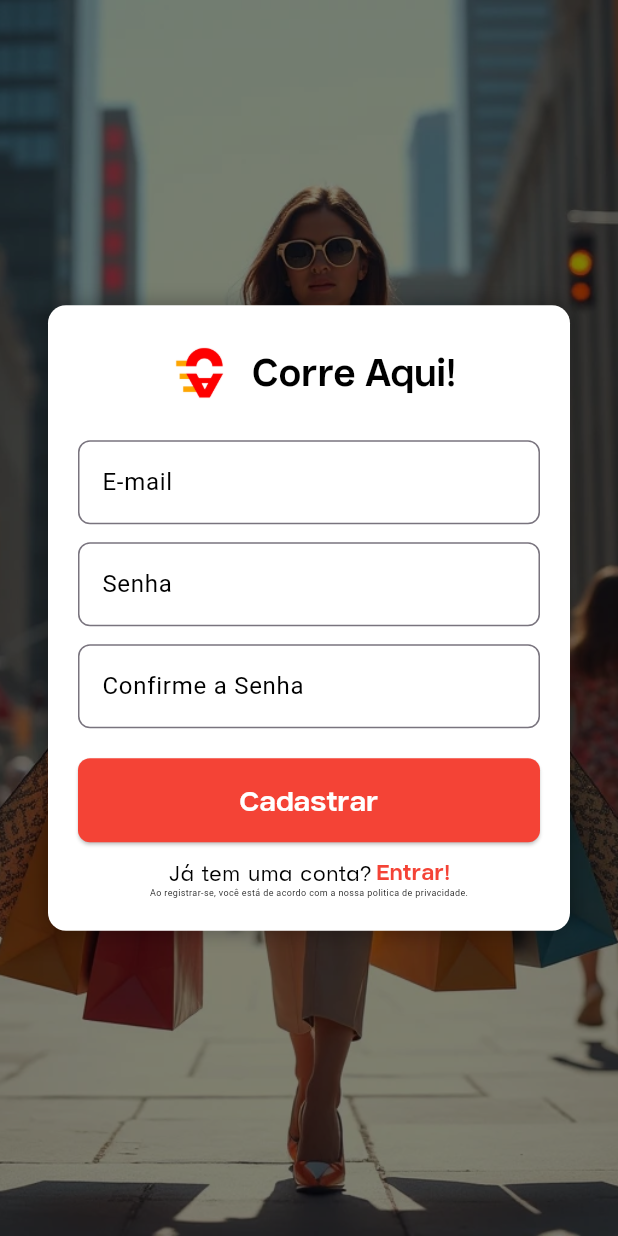
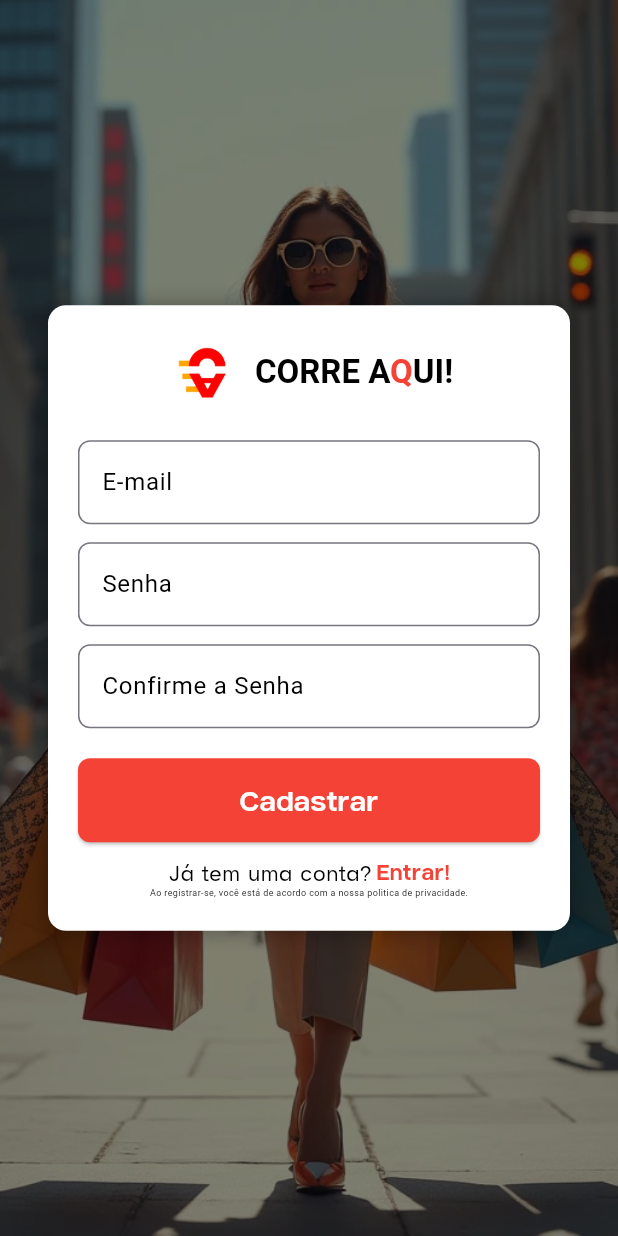
Before and after one commit to giovaneneves7/Corre-Aqui-App, a Flutter app: the screen it shows after launch, after a tap on "Não tem uma conta?", on a phone screen of 412 x 824 dp. Run offline on Flutter 3.47's test engine with Material 3 defaults, Android fonts, the phone set to English and light mode, and no system bars; our stand-ins replace cached_network_image, carousel_slider, geolocator, get, get_storage, google_maps_flutter and 3 more; missing offline and left inert: supabase_auth_ui; accounts and stored records are empty; network calls fail.

Commit message:
Update: atualiza logo da tela de auth

```diff
--- /dev/null
+++ b/lib/common/widgets/horizontal_logo_widget.dart
@@ -0,0 +1,35 @@
+import 'package:corre_aqui/util/images.dart';
+import 'package:corre_aqui/util/styles.dart';
+import 'package:flutter/material.dart';
+
+class HorizontalLogoWidget extends StatelessWidget {
+  const HorizontalLogoWidget({super.key});
+
+  @override
+  Widget build(BuildContext context) {
+    return Row(
+      mainAxisAlignment: MainAxisAlignment.center,
+      children: [
+        Image.asset(
+          Images.logo,
+          width: 50,
+          height: 50,
+        ),
+        const SizedBox(width: 10),
+        RichText(
+          text: TextSpan(
+            style: primaryBold.copyWith(fontSize: 22),
+            children: const [
+              TextSpan(text: 'CORRE A', style: TextStyle(color: Colors.black)),
+              TextSpan(
+                text: 'Q',
+                style: TextStyle(color: Colors.red),
+              ),
+              TextSpan(text: 'UI!', style: TextStyle(color: Colors.black)),
+            ],
+          ),
+        ),
+      ],
+    );
+  }
+}
--- a/lib/features/auth/screens/register_screen.dart
+++ b/lib/features/auth/screens/register_screen.dart
@@ -1,3 +1,4 @@
+import 'package:corre_aqui/common/widgets/horizontal_logo_widget.dart';
 import 'package:corre_aqui/features/auth/domain/services/auth_service.dart';
 import 'package:corre_aqui/helper/route_helper.dart';
 import 'package:corre_aqui/util/images.dart';
@@ -127,21 +128,7 @@ class _RegisterScreenState extends State<RegisterScreen> {
                     child: Column(
                       mainAxisSize: MainAxisSize.min,
                       children: [
-                        Row(
-                          mainAxisAlignment: MainAxisAlignment.center,
-                          children: [
-                            Image.asset(
-                              Images.logo,
-                              width: 50,
-                              height: 50,
-                            ),
-                            const SizedBox(width: 10),
-                            Text(
-                              'Corre Aqui!',
-                              style: primaryBold.copyWith(fontSize: 24),
-                            ),
-                          ],
-                        ),
+                        const HorizontalLogoWidget(),
                         const SizedBox(height: 20),
                         TextField(
                           controller: _emailController,
@@ -219,10 +206,10 @@ class _RegisterScreenState extends State<RegisterScreen> {
                             ],
                           ),
                         ),
-                        Row(
+                        const Row(
                           mainAxisAlignment: MainAxisAlignment.center,
                           children: [
-                            const Text("Ao registrar-se, você está de acordo com a nossa politica de privacidade.", style: TextStyle(fontSize: 6),)
+                            Text("Ao registrar-se, você está de acordo com a nossa politica de privacidade.", style: TextStyle(fontSize: 6),)
                           ],
                         ),
                       ],
--- a/lib/features/auth/screens/signin_screen.dart
+++ b/lib/features/auth/screens/signin_screen.dart
@@ -1,3 +1,4 @@
+import 'package:corre_aqui/common/widgets/horizontal_logo_widget.dart';
 import 'package:corre_aqui/features/auth/domain/services/auth_service.dart';
 import 'package:corre_aqui/helper/route_helper.dart';
 import 'package:corre_aqui/util/images.dart';
@@ -73,21 +74,7 @@ class _SigninScreenState extends State<SigninScreen> {
                     child: Column(
                       mainAxisSize: MainAxisSize.min,
                       children: [
-                        Row(
-                          mainAxisAlignment: MainAxisAlignment.center,
-                          children: [
-                            Image.asset(
-                              Images.logo,
-                              width: 50,
-                              height: 50,
-                            ),
-                            const SizedBox(width: 10),
-                            Text(
-                              'Corre Aqui!',
-                              style: primaryBold.copyWith(fontSize: 24)
-                            ),
-                          ],
-                        ),
+                        const HorizontalLogoWidget(),
                         const SizedBox(height: 20),
                         TextField(
                           controller: _emailController,
```
Also changed, not shown: lib/common/widgets/components/skeleton_shimmer.dart (added, +81 -0 lines).
